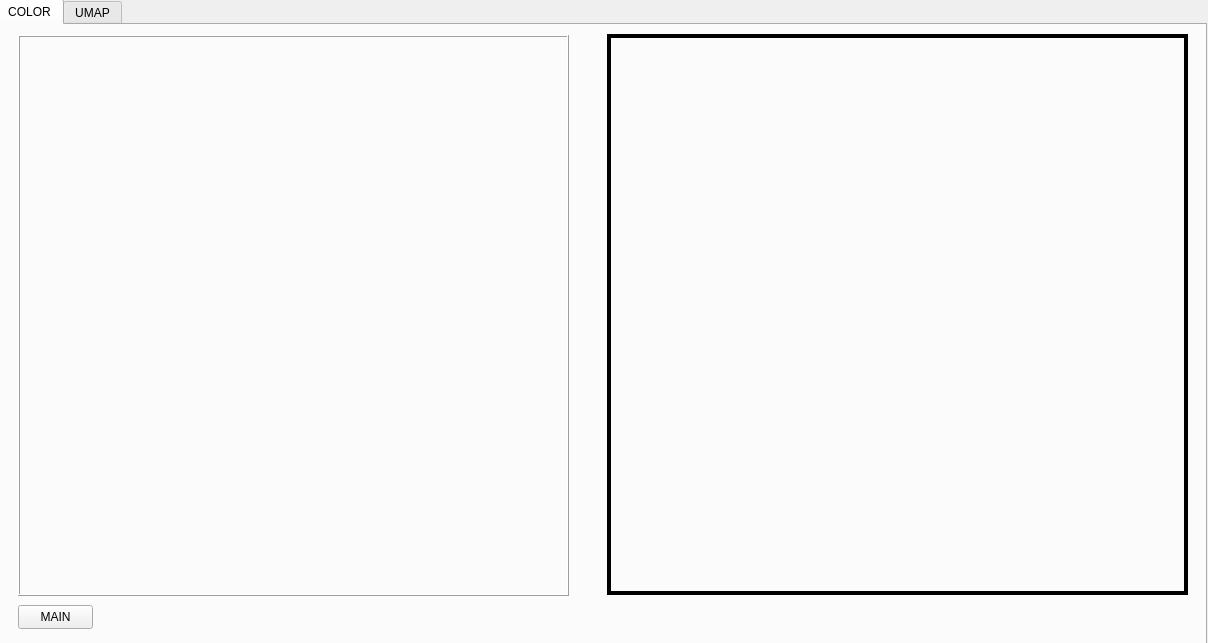
Ckkk112138/Multimedia-Analytics, file data_interface.ui: the form before one commit.
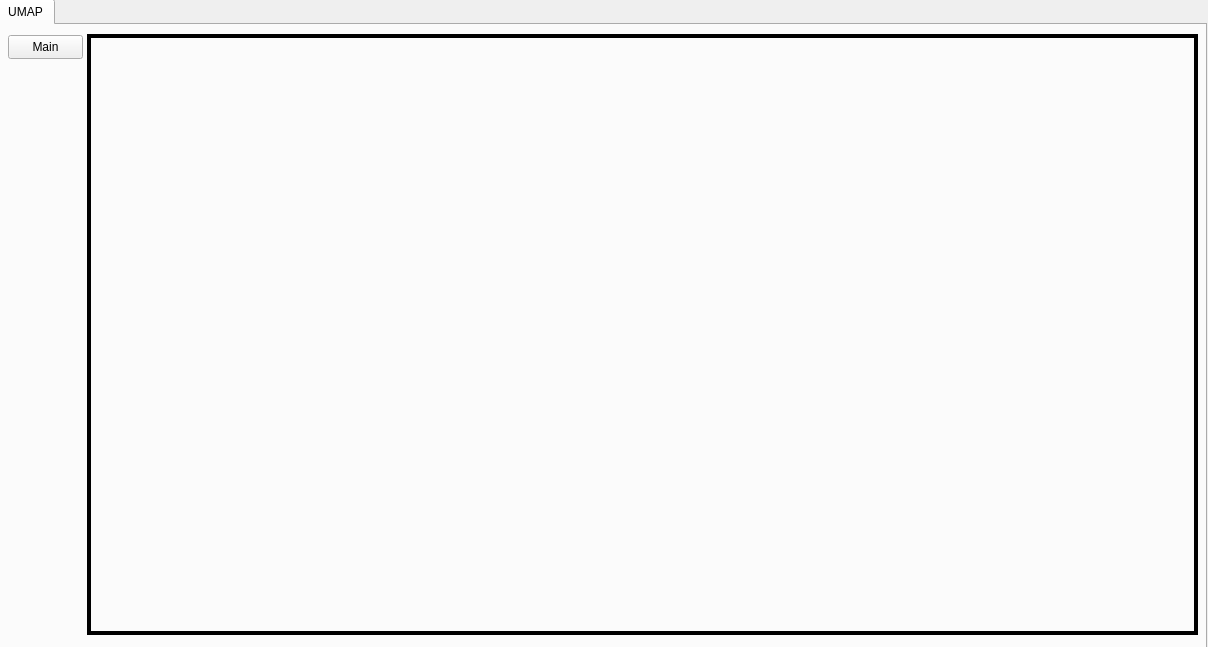
The form after the commit. The open tabs and pages were chosen to show the change.

The edit to the form file:
```diff
--- a/data_interface.ui
+++ b/data_interface.ui
@@ -7,7 +7,7 @@
     <x>0</x>
     <y>0</y>
     <width>1208</width>
-    <height>643</height>
+    <height>647</height>
    </rect>
   </property>
   <property name="windowTitle">
@@ -26,59 +26,6 @@
     <property name="currentIndex">
      <number>1</number>
     </property>
-    <widget class="QWidget" name="tab">
-     <attribute name="title">
-      <string>COLOR</string>
-     </attribute>
-     <widget class="QFrame" name="frame">
-      <property name="geometry">
-       <rect>
-        <x>20</x>
-        <y>10</y>
-        <width>551</width>
-        <height>561</height>
-       </rect>
-      </property>
-      <property name="frameShape">
-       <enum>QFrame::Box</enum>
-      </property>
-      <property name="frameShadow">
-       <enum>QFrame::Raised</enum>
-      </property>
-     </widget>
-     <widget class="QPushButton" name="pushButton">
-      <property name="geometry">
-       <rect>
-        <x>20</x>
-        <y>580</y>
-        <width>75</width>
-        <height>24</height>
-       </rect>
-      </property>
-      <property name="text">
-       <string>MAIN</string>
-      </property>
-     </widget>
-     <widget class="QFrame" name="frame_2">
-      <property name="geometry">
-       <rect>
-        <x>609</x>
-        <y>9</y>
-        <width>581</width>
-        <height>561</height>
-       </rect>
-      </property>
-      <property name="frameShape">
-       <enum>QFrame::Box</enum>
-      </property>
-      <property name="frameShadow">
-       <enum>QFrame::Plain</enum>
-      </property>
-      <property name="lineWidth">
-       <number>4</number>
-      </property>
-     </widget>
-    </widget>
     <widget class="QWidget" name="tab_2">
      <attribute name="title">
       <string>UMAP</string>
@@ -86,9 +33,9 @@
      <widget class="QFrame" name="frame_3">
       <property name="geometry">
        <rect>
-        <x>9</x>
+        <x>89</x>
         <y>9</y>
-        <width>1191</width>
+        <width>1111</width>
         <height>601</height>
        </rect>
       </property>
@@ -102,6 +49,19 @@
        <number>4</number>
       </property>
      </widget>
+     <widget class="QPushButton" name="pushButton">
+      <property name="geometry">
+       <rect>
+        <x>10</x>
+        <y>10</y>
+        <width>75</width>
+        <height>24</height>
+       </rect>
+      </property>
+      <property name="text">
+       <string>Main</string>
+      </property>
+     </widget>
     </widget>
    </widget>
   </widget>
```
Left out of the diff: 2 changed lines with no effect on the pictures.
